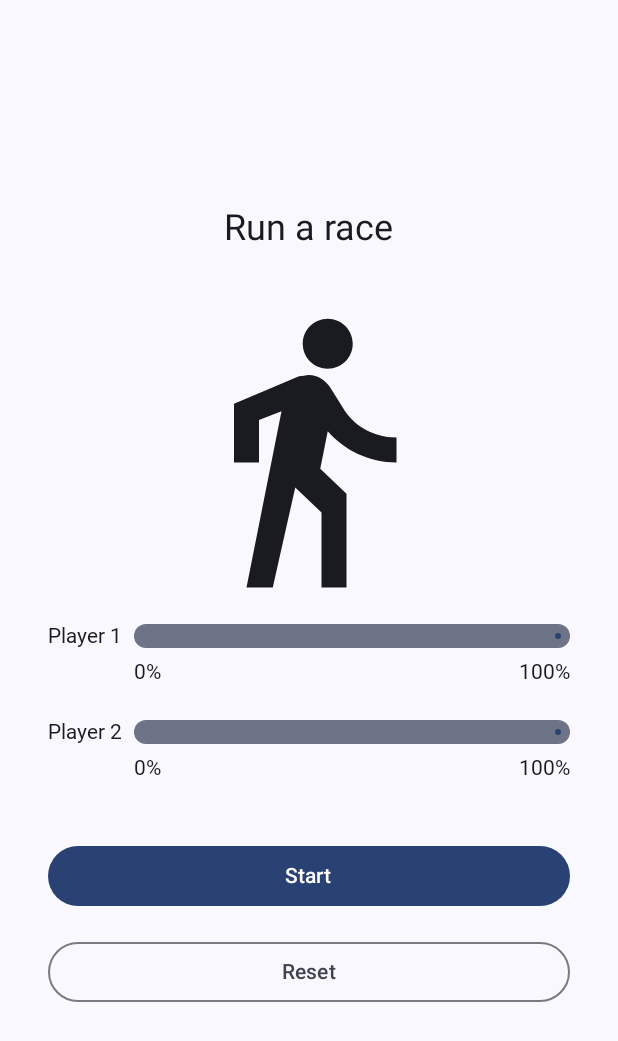
After one commit to Xylia43/MyFirstKotlinProject, an Android app built with Jetpack Compose: the composable RaceTrackerApp shown on its own in the app's theme, on a phone screen of 412 x 824 dp. The commit adds this screen. Shown: the top 1041 px of the screen. Run offline under Robolectric (Android 15) with nearby library versions, the phone set to English and light mode, and no system bars; Roboto replaces fonts that are not available here.

Commit message:
Unit 5,pathway 1, Race tracker app initial code

```diff
--- a/app/src/main/java/com/example/first/MainActivity.kt
+++ b/app/src/main/java/com/example/first/MainActivity.kt
@@ -44,6 +44,7 @@ import com.example.first.ui.GreetingScreen
 import com.example.first.ui.Lemonade
 import com.example.first.ui.MyBusinessCard
 import com.example.first.ui.MyQuadrantScreen
+import com.example.first.ui.RaceTrackerApp
 import com.example.first.ui.ReplyApp
 import com.example.first.ui.SportsApp
 import com.example.first.ui.TaskMangerScreen
@@ -106,7 +107,8 @@ enum class MyAppScreen() {
     CupcakeApp,
     WordGame,
     ReplyApp,
-    SportsApp
+    SportsApp,
+    RaceTrackApp
 }
 @OptIn(ExperimentalMaterial3WindowSizeClassApi::class)
 @SuppressLint("UnusedMaterial3ScaffoldPaddingParameter")
@@ -195,6 +197,9 @@ fun MyApp(
             }
             composable(route = MyAppScreen.SportsApp.name) {
                 SportsApp(windowWidthSize)
+            }
+            composable(route = MyAppScreen.RaceTrackApp.name) {
+                RaceTrackerApp()
             }
 
         }
@@ -419,6 +424,17 @@ fun MyAppList(modifier: Modifier = Modifier,navController: NavHostController) {
                 Text(stringResource(id = R.string.sports_app))
 
             }
+            Button(
+                onClick = { // go to a new page
+                    navController.navigate(MyAppScreen.RaceTrackApp.name)
+                } ,
+                colors = ButtonDefaults.buttonColors(
+                    containerColor = Color(red = 180 , green = 100 , blue = 100)
+                )
+            ) {
+                Text(stringResource(id = R.string.race_tracker_app))
+
+            }
 
         }
     }
--- /dev/null
+++ b/app/src/main/java/com/example/first/ui/RaceParticipant.kt
@@ -0,0 +1,60 @@
+package com.example.first.ui
+
+import androidx.compose.runtime.getValue
+import androidx.compose.runtime.mutableStateOf
+import androidx.compose.runtime.setValue
+import kotlinx.coroutines.delay
+
+/**
+ * @className: first
+ * @desc: This class represents a state holder for race participant.
+ * @version:
+ * @author: blossom
+ * @email:
+ * @date: 2024/9/26 19:45 Thu
+ * @copyright: Copyright (c) 2024 Yxy Inc. All Rights Reserved.
+ */
+class RaceParticipant(
+    val name: String,
+    val maxProgress: Int = 100,
+    val progressDelayMillis: Long = 500L,
+    private val progressIncrement: Int = 1,
+    private val initialProgress: Int = 0
+) {
+    init {
+        require(maxProgress > 0) { "maxProgress=$maxProgress; must be > 0" }
+        require(progressIncrement > 0) { "progressIncrement=$progressIncrement; must be > 0" }
+    }
+
+    /**
+     * Indicates the race participant's current progress
+     */
+    var currentProgress by mutableStateOf(initialProgress)
+        private set
+
+    /**
+     * Updates the value of [currentProgress] by value [progressIncrement] until it reaches
+     * [maxProgress]. There is a delay of [progressDelayMillis] between each update.
+     */
+    suspend fun run() {
+        while (currentProgress < maxProgress) {
+            delay(progressDelayMillis)
+            currentProgress += progressIncrement
+        }
+    }
+
+    /**
+     * Regardless of the value of [initialProgress] the reset function will reset the
+     * [currentProgress] to 0
+     */
+    fun reset() {
+        currentProgress = 0
+    }
+}
+
+/**
+ * The Linear progress indicator expects progress value in the range of 0-1. This property
+ * calculate the progress factor to satisfy the indicator requirements.
+ */
+val RaceParticipant.progressFactor: Float
+    get() = currentProgress / maxProgress.toFloat()
--- /dev/null
+++ b/app/src/main/java/com/example/first/ui/RaceTrackerApp.kt
@@ -0,0 +1,229 @@
+package com.example.first.ui
+import androidx.compose.foundation.layout.Arrangement
+import androidx.compose.foundation.layout.Column
+import androidx.compose.foundation.layout.Row
+import androidx.compose.foundation.layout.Spacer
+import androidx.compose.foundation.layout.fillMaxSize
+import androidx.compose.foundation.layout.fillMaxWidth
+import androidx.compose.foundation.layout.height
+import androidx.compose.foundation.layout.padding
+import androidx.compose.foundation.layout.safeDrawingPadding
+import androidx.compose.foundation.layout.size
+import androidx.compose.foundation.layout.statusBarsPadding
+import androidx.compose.foundation.rememberScrollState
+import androidx.compose.foundation.shape.RoundedCornerShape
+import androidx.compose.foundation.verticalScroll
+import androidx.compose.material3.Button
+import androidx.compose.material3.Icon
+import androidx.compose.material3.LinearProgressIndicator
+import androidx.compose.material3.MaterialTheme
+import androidx.compose.material3.OutlinedButton
+import androidx.compose.material3.Text
+import androidx.compose.runtime.Composable
+import androidx.compose.runtime.LaunchedEffect
+import androidx.compose.runtime.getValue
+import androidx.compose.runtime.mutableStateOf
+import androidx.compose.runtime.remember
+import androidx.compose.runtime.saveable.rememberSaveable
+import androidx.compose.runtime.setValue
+import androidx.compose.ui.Alignment
+import androidx.compose.ui.Modifier
+import androidx.compose.ui.draw.clip
+import androidx.compose.ui.res.dimensionResource
+import androidx.compose.ui.res.painterResource
+import androidx.compose.ui.res.stringResource
+import androidx.compose.ui.text.style.TextAlign
+import androidx.compose.ui.tooling.preview.Preview
+import com.example.first.R
+import com.example.first.ui.theme.FirstTheme
+import kotlinx.coroutines.coroutineScope
+import kotlinx.coroutines.launch
+/**
+ * @className: first
+ * @desc:
+ * @version:
+ * @author: blossom
+ * @email:
+ * @date: 2024/9/26 19:47 Thu
+ * @copyright: Copyright (c) 2024 Yxy Inc. All Rights Reserved.
+ */
+@Composable
+fun RaceTrackerApp() {
+    /**
+     * Note: To survive the configuration changes such as screen rotation, [rememberSaveable] should
+     * be used with custom Saver object. But to keep the example simple, and keep focus on
+     * Coroutines that implementation detail is stripped out.
+     */
+    val playerOne = remember {
+        RaceParticipant(name = "Player 1", progressIncrement = 1)
+    }
+    val playerTwo = remember {
+        RaceParticipant(name = "Player 2", progressIncrement = 2)
+    }
+    var raceInProgress by remember { mutableStateOf(false) }
+
+    if (raceInProgress) {
+        LaunchedEffect(playerOne, playerTwo) {
+            coroutineScope {
+                launch { playerOne.run() }
+                launch { playerTwo.run() }
+            }
+            raceInProgress = false
+        }
+    }
+    RaceTrackerScreen(
+        playerOne = playerOne,
+        playerTwo = playerTwo,
+        isRunning = raceInProgress,
+        onRunStateChange = { raceInProgress = it },
+        modifier = Modifier
+            .statusBarsPadding()
+            .fillMaxSize()
+            .verticalScroll(rememberScrollState())
+            .safeDrawingPadding()
+            .padding(horizontal = dimensionResource(R.dimen.padding_medium)),
+    )
+}
+
+@Composable
+private fun RaceTrackerScreen(
+    playerOne: RaceParticipant,
+    playerTwo: RaceParticipant,
+    isRunning: Boolean,
+    onRunStateChange: (Boolean) -> Unit,
+    modifier: Modifier = Modifier
+) {
+    Column(
+        modifier = modifier,
+        verticalArrangement = Arrangement.Center,
+        horizontalAlignment = Alignment.CenterHorizontally
+    ) {
+        Text(
+            text = stringResource(R.string.run_a_race),
+            style = MaterialTheme.typography.headlineSmall,
+        )
+        Column(
+            modifier = Modifier
+                .fillMaxSize()
+                .padding(dimensionResource(R.dimen.padding_medium)),
+            verticalArrangement = Arrangement.Center,
+            horizontalAlignment = Alignment.CenterHorizontally,
+        ) {
+            Icon(
+                painter = painterResource(R.drawable.ic_walk),
+                contentDescription = null,
+                modifier = Modifier.padding(dimensionResource(R.dimen.padding_medium)),
+            )
+            StatusIndicator(
+                participantName = playerOne.name,
+                currentProgress = playerOne.currentProgress,
+                maxProgress = stringResource(
+                    R.string.progress_percentage,
+                    playerOne.maxProgress
+                ),
+                progressFactor = playerOne.progressFactor,
+                modifier = Modifier.fillMaxWidth()
+            )
+            Spacer(modifier = Modifier.size(dimensionResource(R.dimen.padding_large)))
+            StatusIndicator(
+                participantName = playerTwo.name,
+                currentProgress = playerTwo.currentProgress,
+                maxProgress = stringResource(
+                    R.string.progress_percentage,
+                    playerTwo.maxProgress
+                ),
+                progressFactor = playerTwo.progressFactor,
+                modifier = Modifier.fillMaxWidth(),
+            )
+            Spacer(modifier = Modifier.size(dimensionResource(R.dimen.padding_large)))
+            RaceControls(
+                isRunning = isRunning,
+                onRunStateChange = onRunStateChange,
+                onReset = {
+                    playerOne.reset()
+                    playerTwo.reset()
+                    onRunStateChange(false)
+                },
+                modifier = Modifier.fillMaxWidth(),
+            )
+        }
+    }
+}
+
+@Composable
+private fun StatusIndicator(
+    participantName: String,
+    currentProgress: Int,
+    maxProgress: String,
+    progressFactor: Float,
+    modifier: Modifier = Modifier
+) {
+    Row(
+        modifier = modifier
+    ) {
+        Text(
+            text = participantName,
+            modifier = Modifier.padding(end = dimensionResource(R.dimen.padding_small))
+        )
+        Column(
+            verticalArrangement = Arrangement.spacedBy(dimensionResource(R.dimen.padding_small))
+        ) {
+            LinearProgressIndicator(
+                progress = progressFactor,
+                modifier = Modifier
+                    .fillMaxWidth()
+                    .height(dimensionResource(R.dimen.progress_indicator_height))
+                    .clip(RoundedCornerShape(dimensionResource(R.dimen.progress_indicator_corner_radius)))
+            )
+            Row(
+                modifier = Modifier.fillMaxWidth(),
+                horizontalArrangement = Arrangement.SpaceBetween
+            ) {
+                Text(
+                    text = stringResource(R.string.progress_percentage, currentProgress),
+                    textAlign = TextAlign.Start,
+                    modifier = Modifier.weight(1f)
+                )
+                Text(
+                    text = maxProgress,
+                    textAlign = TextAlign.End,
+                    modifier = Modifier.weight(1f)
+                )
+            }
+        }
+    }
+}
+
+@Composable
+private fun RaceControls(
+    onRunStateChange: (Boolean) -> Unit,
+    onReset: () -> Unit,
+    modifier: Modifier = Modifier,
+    isRunning: Boolean = true,
+) {
+    Column(
+        modifier = modifier.padding(top = dimensionResource(R.dimen.padding_medium)),
+        verticalArrangement = Arrangement.spacedBy(dimensionResource(R.dimen.padding_medium))
+    ) {
+        Button(
+            onClick = { onRunStateChange(!isRunning) },
+            modifier = Modifier.fillMaxWidth(),
+        ) {
+            Text(if (isRunning) stringResource(R.string.pause) else stringResource(R.string.start))
+        }
+        OutlinedButton(
+            onClick = onReset,
+            modifier = Modifier.fillMaxWidth(),
+        ) {
+            Text(stringResource(R.string.reset))
+        }
+    }
+}
+
+@Preview(showBackground = true)
+@Composable
+fun RaceTrackerAppPreview() {
+    FirstTheme {
+        RaceTrackerApp()
+    }
+}
--- /dev/null
+++ b/app/src/main/res/drawable/ic_walk.xml
@@ -0,0 +1,20 @@
+<!--
+  ~ Copyright (C) 2023 The Android Open Source Project
+  ~
+  ~ Licensed under the Apache License, Version 2.0 (the "License");
+  ~ you may not use this file except in compliance with the License.
+  ~ You may obtain a copy of the License at
+  ~
+  ~     https://www.apache.org/licenses/LICENSE-2.0
+  ~
+  ~ Unless required by applicable law or agreed to in writing, software
+  ~ distributed under the License is distributed on an "AS IS" BASIS,
+  ~ WITHOUT WARRANTIES OR CONDITIONS OF ANY KIND, either express or implied.
+  ~ See the License for the specific language governing permissions and
+  ~ limitations under the License.
+  -->
+<vector android:autoMirrored="true" android:height="200dp"
+    android:tint="#000000" android:viewportHeight="24"
+    android:viewportWidth="24" android:width="200dp" xmlns:android="http://schemas.android.com/apk/res/android">
+    <path android:fillColor="@android:color/white" android:pathData="M13.5,5.5c1.1,0 2,-0.9 2,-2s-0.9,-2 -2,-2 -2,0.9 -2,2 0.9,2 2,2zM9.8,8.9L7,23h2.1l1.8,-8 2.1,2v6h2v-7.5l-2.1,-2 0.6,-3C14.8,12 16.8,13 19,13v-2c-1.9,0 -3.5,-1 -4.3,-2.4l-1,-1.6c-0.4,-0.6 -1,-1 -1.7,-1 -0.3,0 -0.5,0.1 -0.8,0.1L6,8.3V13h2V9.6l1.8,-0.7"/>
+</vector>
--- a/app/src/main/res/values/dimens.xml
+++ b/app/src/main/res/values/dimens.xml
@@ -70,4 +70,8 @@
     <dimen name="padding_detail_content_horizontal">40dp</dimen>
     <dimen name="padding_detail_content_vertical">24dp</dimen>
 
+    <dimen name="padding_large">24dp</dimen>
+    <dimen name="progress_indicator_height">16dp</dimen>
+    <dimen name="progress_indicator_corner_radius">4dp</dimen>
+
 </resources>
--- a/app/src/main/res/values/strings.xml
+++ b/app/src/main/res/values/strings.xml
@@ -371,5 +371,15 @@
     <string name="sports_app">Sports App</string>
 
     <!-- sports app end-->
+    <!-- race tracker app start-->
+    <string name="race_tracker_app">Race tracker</string>
+    <string name="run_a_race">Run a race</string>
+    <string name="pause">Pause</string>
+    <string name="start">Start</string>
+    <string name="reset">Reset</string>
+    <string name="progress_percentage">%1$d%%</string>
+    <string name="player_one_name">Player 1</string>
+    <string name="player_two_name">Player 2</string>
+    <!-- race tracker app end-->
 
 </resources>
```
